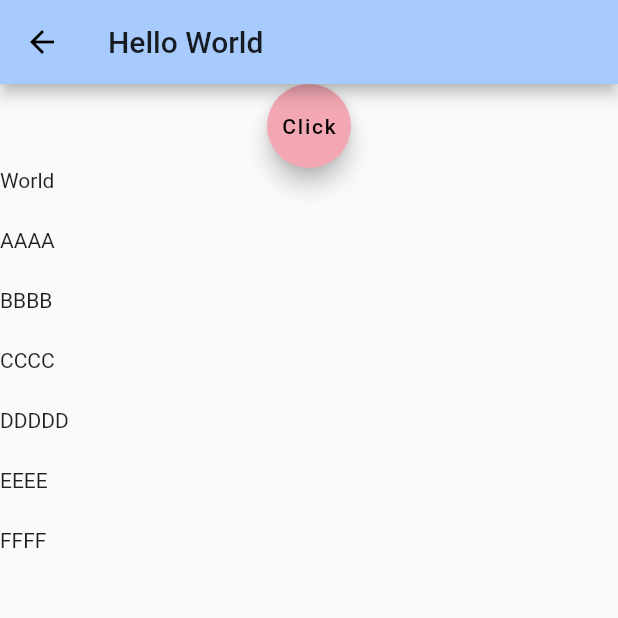
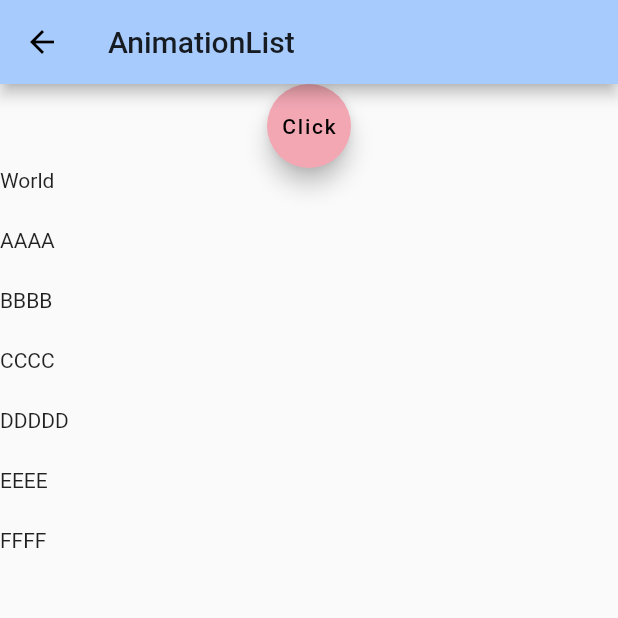
Before and after one commit to FlutterOpen/flutter-widgets, a Flutter app: the AnimListPage screen opened by its route, on a phone screen of 412 x 824 dp, the top half of it. Run offline on Flutter 3.47's test engine with Material 2 defaults, Android fonts, the phone set to English and light mode, and no system bars.

Commit message:
fix the title.

```diff
--- a/lib/page/anim/AnimListPage.dart
+++ b/lib/page/anim/AnimListPage.dart
@@ -61,7 +61,7 @@ class AnimListState extends State<AnimListPage>
   Widget build(BuildContext context) {
     return Scaffold(
         appBar: AppBar(
-          title: Text("Hello World"),
+          title: Text(PageName.ANIM_LIST),
         ),
         body: AnimatedList(
           key: _key,
```
